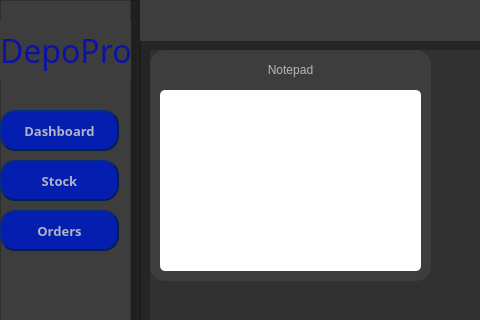
The window that DepoPro/DepoPro.ui (AlexOfRivia/DepoPro) describes before a commit, drawn with Qt 5; both pictures show x 0 to 480 and y 0 to 320 of the 772 by 499 pixel window.
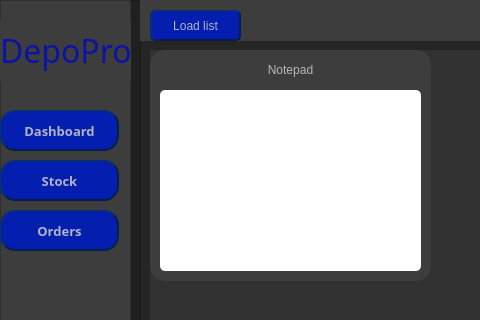
The same window after the commit.

What changed in the file:
```diff
--- a/DepoPro/DepoPro.ui
+++ b/DepoPro/DepoPro.ui
@@ -377,6 +377,41 @@
       <string>-</string>
      </property>
     </widget>
+    <widget class="QPushButton" name="loadButton">
+     <property name="geometry">
+      <rect>
+       <x>10</x>
+       <y>10</y>
+       <width>91</width>
+       <height>31</height>
+      </rect>
+     </property>
+     <property name="styleSheet">
+      <string notr="true">QPushButton#loadButton{
+	font: 700 10pt &quot;Britannic&quot;;
+	color: rgba(200,200,200,225);
+	background-color: rgba(4,30,176,255);		
+	border-radius: 5px;
+	border-style: outset;
+    border-width: 2px;
+    border-color: rgba(4,30,80,255);	
+}
+QPushButton#loadButton:Hover
+{
+	background-color: rgba(4,30,146,255);	
+	border: inset;
+}
+QPushButton#loadButton:Pressed
+{
+	background-color: rgba(4,30,120,255);	
+	border: inset;
+}
+</string>
+     </property>
+     <property name="text">
+      <string>Load list</string>
+     </property>
+    </widget>
    </widget>
    <widget class="QListWidget" name="itemList">
     <property name="geometry">
```
